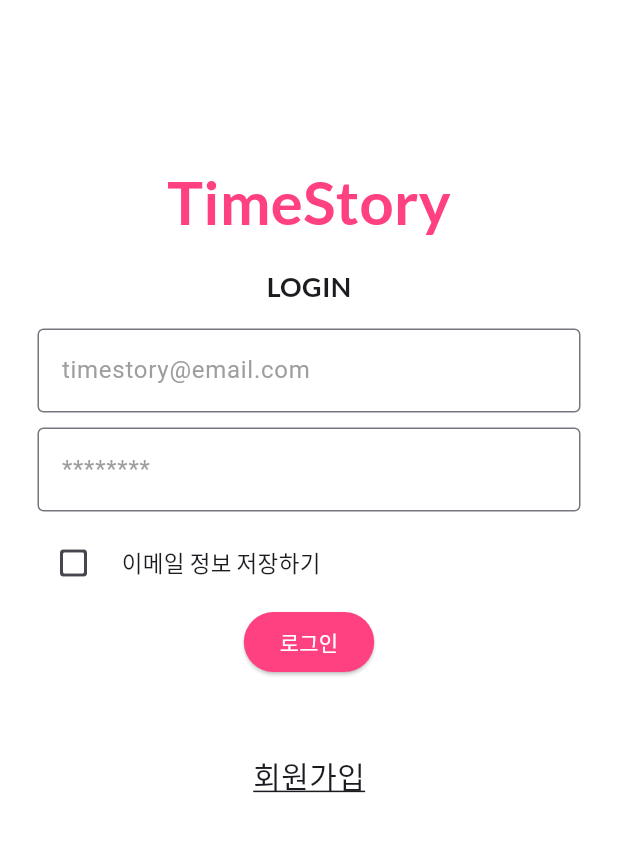
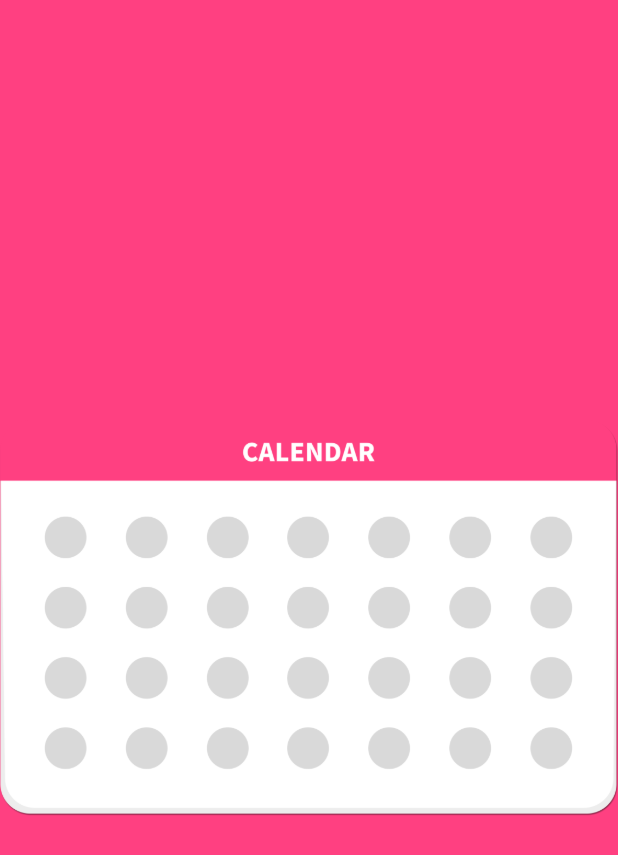
Before and after one commit to Shinkju/Timestory_open, a Flutter app: the first screen one second after launch, on a phone screen of 412 x 824 dp. Shown: the top 855 px of the screen. Run offline on Flutter 3.47's test engine with Material 3 defaults, Android fonts, the phone set to English and light mode, and no system bars; our stand-ins replace firebase_auth, firebase_core, flutter_signin_button, fluttertoast, google_sign_in, shared_preferences and 1 more; accounts and stored records are empty.

Commit message:
앱 첫접속 시 로딩페이지 작업

```diff
--- a/lib/main.dart
+++ b/lib/main.dart
@@ -6,6 +6,7 @@ import 'package:flutter/material.dart';
 import 'package:timestory/firebase_options.dart';
 import 'package:timestory/screens/calendar_screen.dart';
 import 'package:timestory/screens/login_screen.dart';
+import 'package:timestory/screens/splash_screen.dart';
 
 Future<void> main() async{
   WidgetsFlutterBinding.ensureInitialized();
@@ -30,7 +31,7 @@ class App extends StatelessWidget{
           PointerDeviceKind.unknown,
         },
       ),
-      home: const Root(),
+      home: const SplashScreen(),
     );
   }
 }
--- /dev/null
+++ b/lib/screens/splash_screen.dart
@@ -0,0 +1,49 @@
+import 'dart:async';
+
+import 'package:flutter/material.dart';
+import 'package:timestory/main.dart';
+import 'package:timestory/styles/colors.dart';
+
+class SplashScreen extends StatefulWidget{
+  const SplashScreen({super.key});
+
+  @override
+  State<SplashScreen> createState() => _SplashScreenState();
+}
+
+class _SplashScreenState extends State<SplashScreen>{
+
+  @override
+  void initState(){
+    super.initState();
+    Timer(
+      const Duration(seconds: 2),
+        () => Navigator.push(
+        context,
+        MaterialPageRoute(builder: (context) => const Root()),
+    ),);
+  }
+
+  @override
+  Widget build(BuildContext context) {
+    double deviceWidth = MediaQuery.of(context).size.width;
+    double deviceHeight = MediaQuery.of(context).size.height;
+
+    return Scaffold(
+      backgroundColor: DEFAULT_COLOR,
+      body: Center(
+        child: Container(
+          width: deviceWidth,
+          height: deviceHeight,
+          decoration: const BoxDecoration(
+            image: DecorationImage(
+              image: AssetImage('assets/images/loadingLogo.png'),
+              fit: BoxFit.contain, //디바이스에 맞게 조정
+            )
+          ),
+        ),
+      ),
+    );
+  }
+
+}
--- a/pubspec.yaml
+++ b/pubspec.yaml
@@ -71,9 +71,8 @@ flutter:
   uses-material-design: true
 
   # To add assets to your application, add an assets section, like this:
-  # assets:
-  #   - images/a_dot_burr.jpeg
-  #   - images/a_dot_ham.jpeg
+  assets:
+    - assets/images/loadingLogo.png
 
   # An image asset can refer to one or more resolution-specific "variants", see
   # https://flutter.dev/assets-and-images/#resolution-aware
```
Also changed, not shown: assets/images/loadingLogo.png (added).
